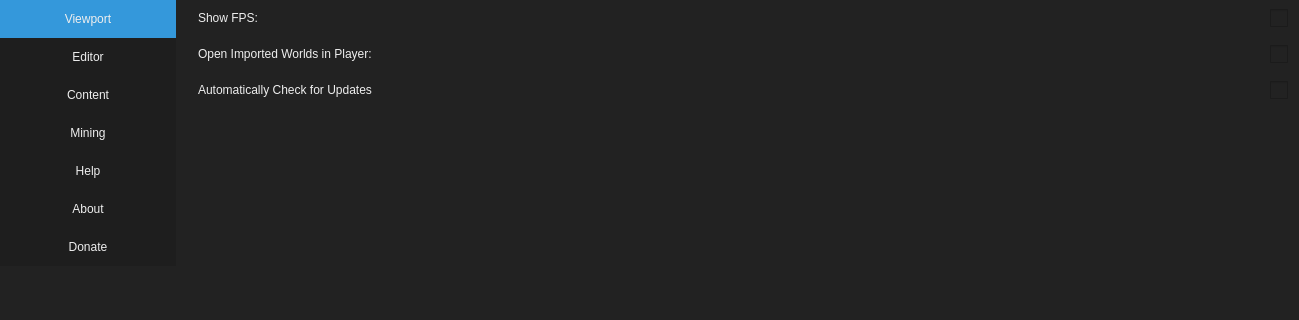
Above: src/dialogs/preferences/worldsettings.ui from jahshaka/Studio before the change; both pictures show x 0 to 1299 and y 0 to 320 of the 1299 by 626 pixel window. Below: the same form after it.
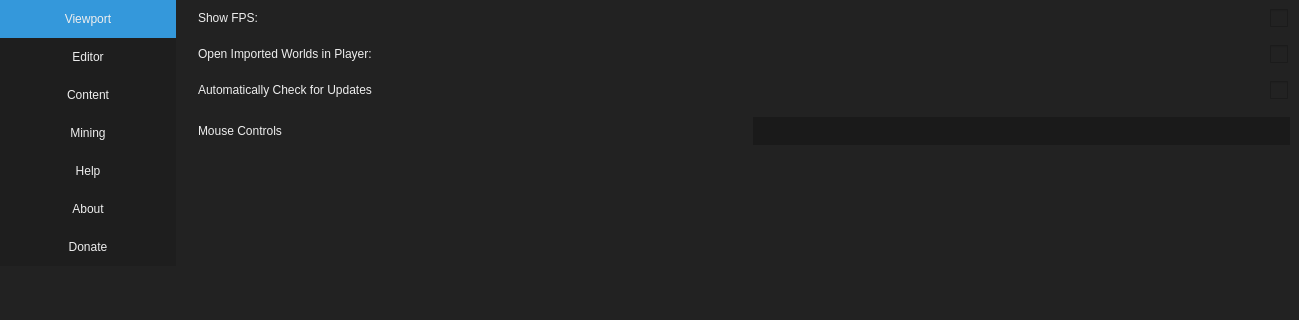
That is the form after the change. The open tabs and pages were chosen to show the change. Icons and pictures are not drawn. Custom widgets are drawn as their Qt base class.

Commit message: Added setting for mouse control mode

What changed in the file:
```diff
--- a/src/dialogs/preferences/worldsettings.ui
+++ b/src/dialogs/preferences/worldsettings.ui
@@ -518,6 +518,20 @@
          </item>
         </layout>
        </item>
+       <item>
+        <layout class="QHBoxLayout" name="horizontalLayout_13">
+         <item>
+          <widget class="QLabel" name="label_10">
+           <property name="text">
+            <string>Mouse Controls</string>
+           </property>
+          </widget>
+         </item>
+         <item>
+          <widget class="QComboBox" name="mouseControls"/>
+         </item>
+        </layout>
+       </item>
        <item>
         <spacer name="verticalSpacer_4">
          <property name="orientation">
```
The commit also changes 2 other files.
